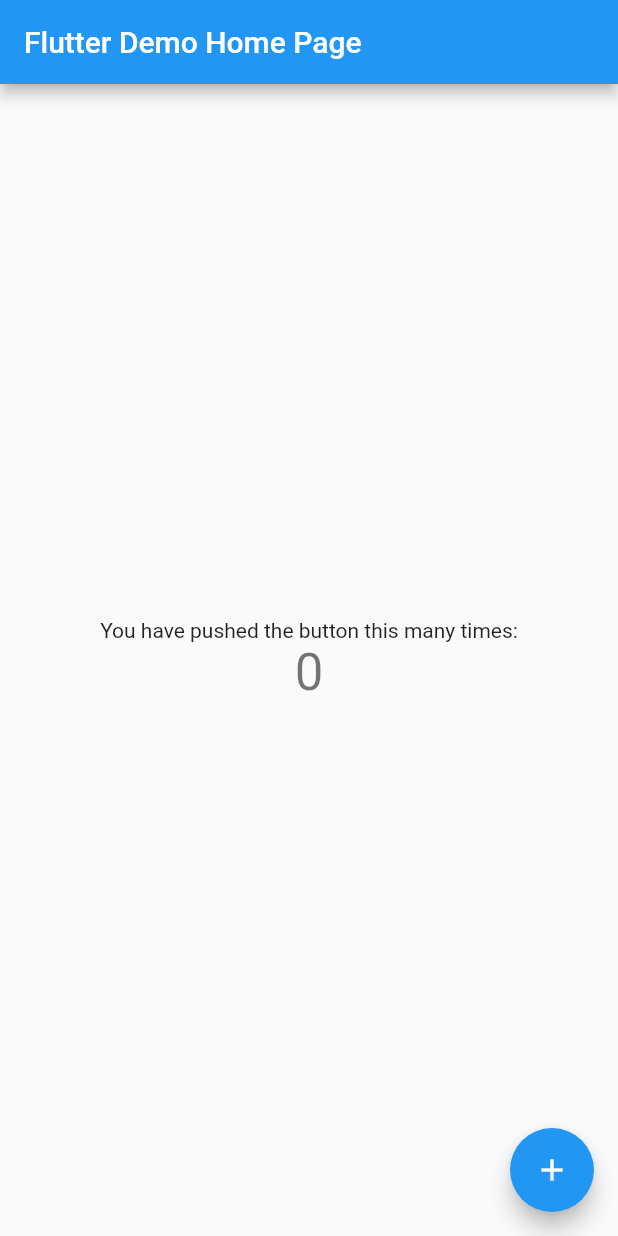
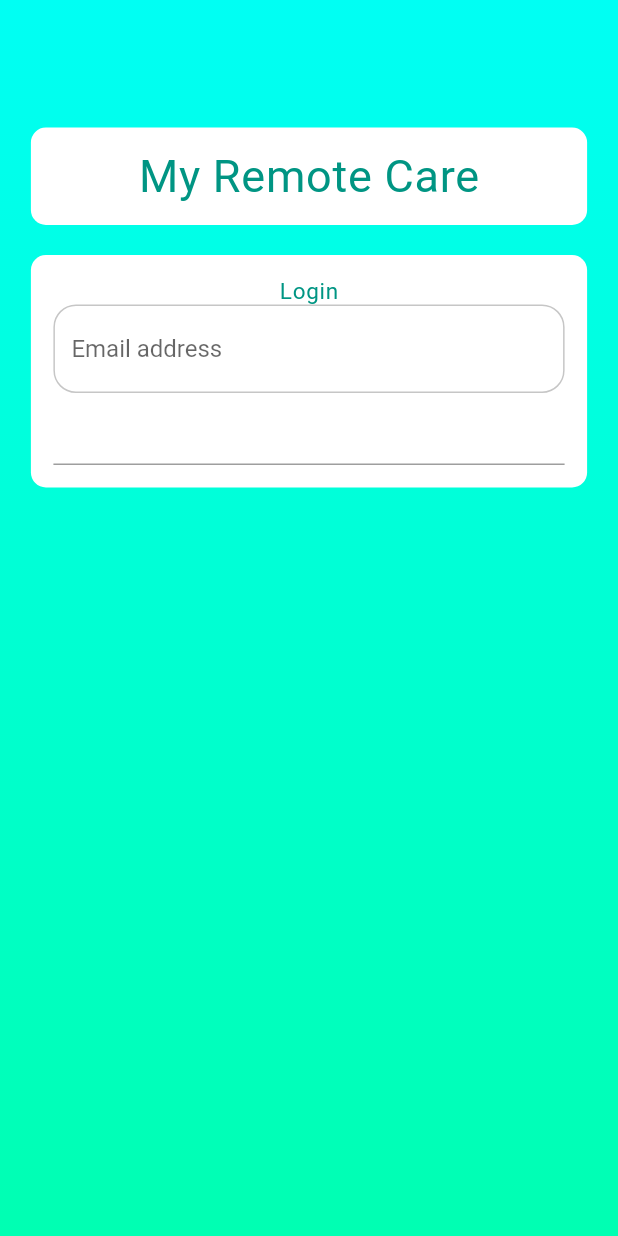
Before and after one commit to matbujnowicz/my-remote-care, a Flutter app: the screen it shows after launch, on a phone screen of 412 x 824 dp. Run offline on Flutter 3.47's test engine with Material 2 defaults, Android fonts, the phone set to English and light mode, and no system bars; Roboto replaces fonts that are missing (Roboto bold).

Commit message:
routes and login screen progress

```diff
--- /dev/null
+++ b/lib/app/routes.dart
@@ -0,0 +1,7 @@
+import 'package:flutter/widgets.dart';
+import 'package:mrc/screens/authentication/login_screen.dart';
+
+Map<String, Widget Function(BuildContext)> routes = {
+  '/': (context) => LoginScreen(),
+  //'/register': (context) => RegisterScreen(context),
+};
--- /dev/null
+++ b/lib/app/styles.dart
@@ -0,0 +1,27 @@
+import 'package:flutter/material.dart';
+
+const backgroundGradient = LinearGradient(
+  begin: Alignment.topCenter,
+  end: Alignment.bottomCenter,
+  colors: [
+    Color.fromARGB(255, 0, 255, 244),
+    Color.fromARGB(255, 0, 255, 178),
+  ],
+);
+
+final primaryGreenColor = Color.fromARGB(255, 0, 149, 131);
+final grayColor = Color.fromARGB(255, 198, 198, 198);
+
+final greenFont = TextStyle(
+  color: primaryGreenColor,
+  fontSize: 15.0,
+  fontFamily: 'Roboto',
+  letterSpacing: 0.5,
+);
+
+final greenBoldFont = TextStyle(
+  color: primaryGreenColor,
+  fontSize: 15.0,
+  fontFamily: 'Roboto bold',
+  letterSpacing: 0.5,
+);
--- a/lib/main.dart
+++ b/lib/main.dart
@@ -1,111 +1,17 @@
 import 'package:flutter/material.dart';
+import 'package:mrc/app/routes.dart';
 
 void main() => runApp(MyApp());
 
 class MyApp extends StatelessWidget {
-  // This widget is the root of your application.
   @override
   Widget build(BuildContext context) {
     return MaterialApp(
-      title: 'Flutter Demo',
+      title: 'My Remote Care',
       theme: ThemeData(
-        // This is the theme of your application.
-        //
-        // Try running your application with "flutter run". You'll see the
-        // application has a blue toolbar. Then, without quitting the app, try
-        // changing the primarySwatch below to Colors.green and then invoke
-        // "hot reload" (press "r" in the console where you ran "flutter run",
-        // or simply save your changes to "hot reload" in a Flutter IDE).
-        // Notice that the counter didn't reset back to zero; the application
-        // is not restarted.
-        primarySwatch: Colors.blue,
-      ),
-      home: MyHomePage(title: 'Flutter Demo Home Page'),
+          primaryColor: Colors.white,
+          accentColor: Color.fromARGB(255, 231, 66, 146)),
+      routes: routes,
     );
   }
 }
-
-class MyHomePage extends StatefulWidget {
-  MyHomePage({Key key, this.title}) : super(key: key);
-
-  // This widget is the home page of your application. It is stateful, meaning
-  // that it has a State object (defined below) that contains fields that affect
-  // how it looks.
-
-  // This class is the configuration for the state. It holds the values (in this
-  // case the title) provided by the parent (in this case the App widget) and
-  // used by the build method of the State. Fields in a Widget subclass are
-  // always marked "final".
-
-  final String title;
-
-  @override
-  _MyHomePageState createState() => _MyHomePageState();
-}
-
-class _MyHomePageState extends State<MyHomePage> {
-  int _counter = 0;
-
-  void _incrementCounter() {
-    setState(() {
-      // This call to setState tells the Flutter framework that something has
-      // changed in this State, which causes it to rerun the build method below
-      // so that the display can reflect the updated values. If we changed
-      // _counter without calling setState(), then the build method would not be
-      // called again, and so nothing would appear to happen.
-      _counter++;
-    });
-  }
-
-  @override
-  Widget build(BuildContext context) {
-    // This method is rerun every time setState is called, for instance as done
-    // by the _incrementCounter method above.
-    //
-    // The Flutter framework has been optimized to make rerunning build methods
-    // fast, so that you can just rebuild anything that needs updating rather
-    // than having to individually change instances of widgets.
-    return Scaffold(
-      appBar: AppBar(
-        // Here we take the value from the MyHomePage object that was created by
-        // the App.build method, and use it to set our appbar title.
-        title: Text(widget.title),
-      ),
-      body: Center(
-        // Center is a layout widget. It takes a single child and positions it
-        // in the middle of the parent.
-        child: Column(
-          // Column is also a layout widget. It takes a list of children and
-          // arranges them vertically. By default, it sizes itself to fit its
-          // children horizontally, and tries to be as tall as its parent.
-          //
-          // Invoke "debug painting" (press "p" in the console, choose the
-          // "Toggle Debug Paint" action from the Flutter Inspector in Android
-          // Studio, or the "Toggle Debug Paint" command in Visual Studio Code)
-          // to see the wireframe for each widget.
-          //
-          // Column has various properties to control how it sizes itself and
-          // how it positions its children. Here we use mainAxisAlignment to
-          // center the children vertically; the main axis here is the vertical
-          // axis because Columns are vertical (the cross axis would be
-          // horizontal).
-          mainAxisAlignment: MainAxisAlignment.center,
-          children: <Widget>[
-            Text(
-              'You have pushed the button this many times:',
-            ),
-            Text(
-              '$_counter',
-              style: Theme.of(context).textTheme.display1,
-            ),
-          ],
-        ),
-      ),
-      floatingActionButton: FloatingActionButton(
-        onPressed: _incrementCounter,
-        tooltip: 'Increment',
-        child: Icon(Icons.add),
-      ), // This trailing comma makes auto-formatting nicer for build methods.
-    );
-  }
-}
--- /dev/null
+++ b/lib/screens/authentication/login_screen.dart
@@ -0,0 +1,88 @@
+import 'package:flutter/material.dart';
+import 'package:mrc/app/styles.dart';
+import 'package:mrc/widgets/card_default.dart';
+
+class LoginScreen extends StatefulWidget {
+  LoginScreen({
+    Key key,
+  }) : super(key: key);
+
+  @override
+  _LoginScreenScreenState createState() => _LoginScreenScreenState();
+}
+
+class _LoginScreenScreenState extends State<LoginScreen> {
+  TextEditingController _emailController;
+  TextEditingController _passwordController;
+
+  @override
+  Widget build(BuildContext context) {
+    final screenWidth = MediaQuery.of(context).size.width;
+    final screenHeight = MediaQuery.of(context).size.height;
+
+    return Scaffold(
+      body: Stack(
+        overflow: Overflow.visible,
+        children: <Widget>[
+          Container(
+            width: screenWidth,
+            height: screenHeight,
+            decoration: BoxDecoration(gradient: backgroundGradient),
+          ),
+          Container(
+            width: screenWidth,
+            child: Column(
+              crossAxisAlignment: CrossAxisAlignment.center,
+              children: <Widget>[
+                CardDefault(
+                  child: Align(
+                    alignment: Alignment.center,
+                    child: Text(
+                      "My Remote Care",
+                      style: greenBoldFont.copyWith(fontSize: 30),
+                    ),
+                  ),
+                  margin: const EdgeInsets.only(top: 85),
+                ),
+                CardDefault(
+                  margin: const EdgeInsets.only(top: 20),
+                  child: _buildLoginCard(),
+                )
+              ],
+            ),
+          )
+        ],
+      ),
+    );
+  }
+
+  Widget _buildLoginCard() {
+    return Column(
+      children: <Widget>[
+        Text("Login", style: greenBoldFont),
+        TextField(
+          //TODO -> EXPORT THIS TEXTFIELD TO WIDGET
+          autocorrect: false,
+          controller: _emailController,
+          decoration: InputDecoration(
+            focusedBorder: OutlineInputBorder(
+              borderRadius: const BorderRadius.all(const Radius.circular(15)),
+              borderSide: BorderSide(
+                color: primaryGreenColor,
+                width: 1.0,
+              ),
+            ),
+            enabledBorder: OutlineInputBorder(
+              borderRadius: const BorderRadius.all(const Radius.circular(15)),
+              borderSide: BorderSide(color: grayColor, width: 1.0),
+            ),
+            hintText: 'Email address',
+          ),
+        ),
+        TextField(
+          controller: _passwordController,
+        )
+      ],
+    );
+  }
+}
--- /dev/null
+++ b/lib/widgets/card_default.dart
@@ -0,0 +1,24 @@
+import 'package:flutter/material.dart';
+
+class CardDefault extends StatelessWidget {
+  final Widget child;
+  final EdgeInsets margin;
+
+  CardDefault({this.child, this.margin});
+
+  @override
+  Widget build(BuildContext context) {
+    final screenWidth = MediaQuery.of(context).size.width;
+
+    return Container(
+      padding: const EdgeInsets.all(15),
+      margin: margin,
+      width: screenWidth * 0.9,
+      child: child,
+      decoration: BoxDecoration(
+        color: Theme.of(context).primaryColor,
+        borderRadius: BorderRadius.circular(10),
+      ),
+    );
+  }
+}
```
Also changed, not shown: pubspec.yaml (+1 -7 lines), lib/screens/authentication/register_screen.dart (added), pubspec.lock, 4 other files.
